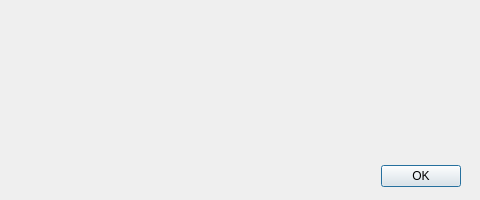
bml3mk5/EmuB-6892, file src/source/src/gui/qt/qt_aboutbox.ui: the form before one commit.
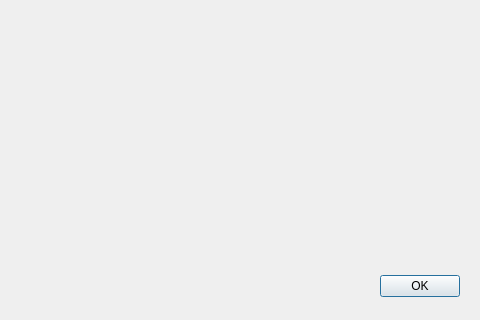
The form after the commit.

What changed in the file:
```diff
--- a/src/source/src/gui/qt/qt_aboutbox.ui
+++ b/src/source/src/gui/qt/qt_aboutbox.ui
@@ -7,7 +7,7 @@
     <x>0</x>
     <y>0</y>
     <width>480</width>
-    <height>200</height>
+    <height>320</height>
    </rect>
   </property>
   <property name="windowTitle">
@@ -17,8 +17,8 @@
    <property name="geometry">
     <rect>
      <x>20</x>
-     <y>160</y>
-     <width>441</width>
+     <y>270</y>
+     <width>440</width>
      <height>32</height>
     </rect>
    </property>
@@ -34,8 +34,8 @@
     <rect>
      <x>80</x>
      <y>10</y>
-     <width>391</width>
-     <height>149</height>
+     <width>390</width>
+     <height>260</height>
     </rect>
    </property>
    <property name="text">
```
